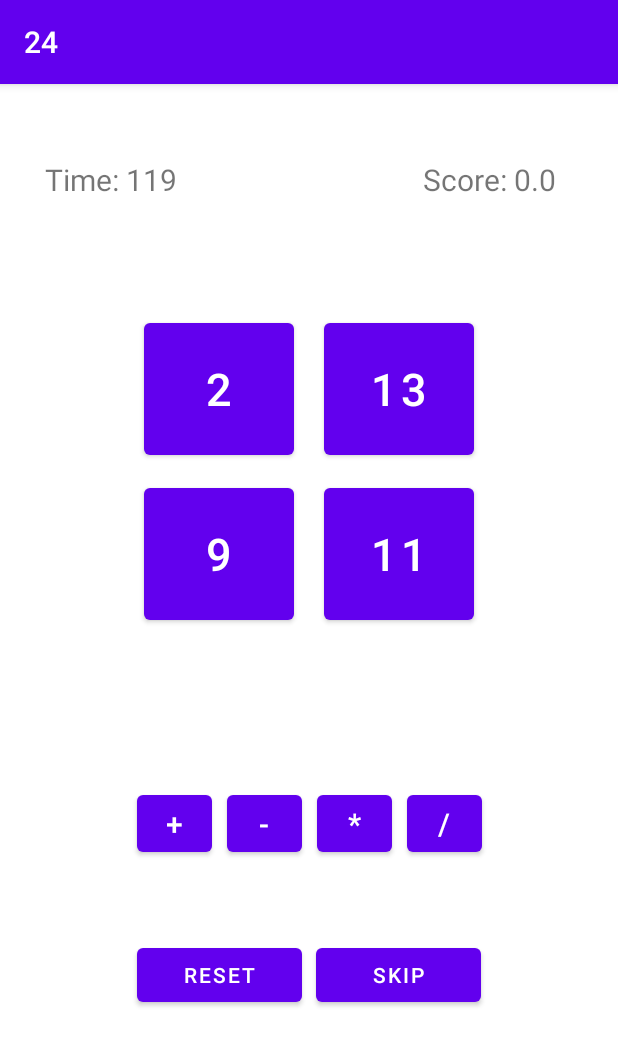
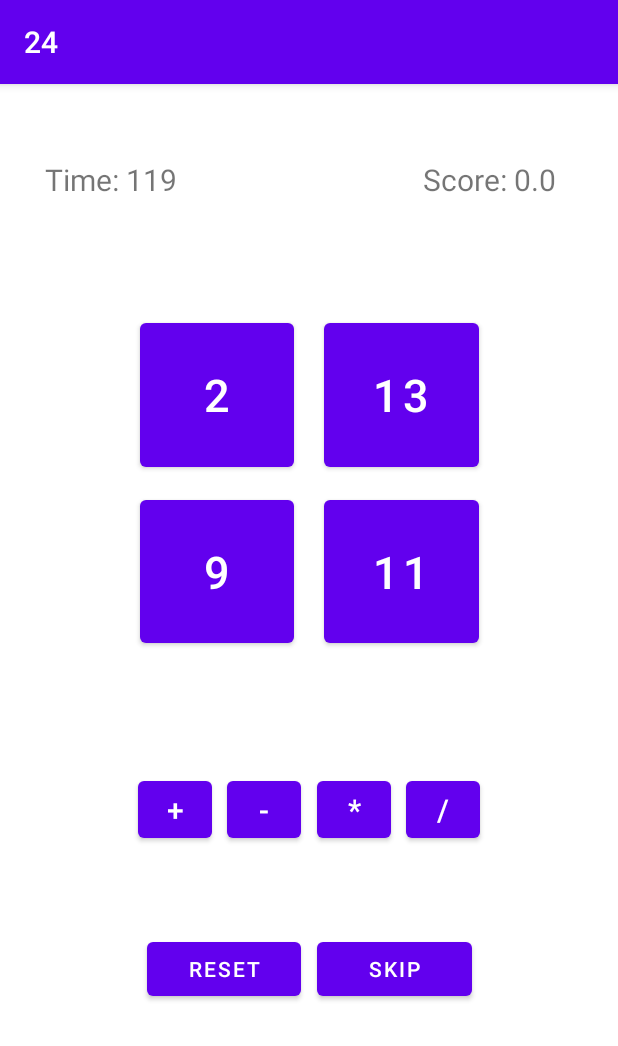
Before and after one commit to warrickhe/24, an Android app: the Standard screen opened directly, with no data from a screen before it, on a phone screen of 412 x 824 dp. Shown: the top 1046 px of the screen. Run offline under Robolectric (Android 15) with nearby library versions, the phone set to English and light mode, and no system bars.

Commit message:
Standard activity fixed
A huge issue in the current app is that it doesn't support large or small screens. The standard mode has been updated to support it, and future updates will be made to support screen sizes.

```diff
--- a/app/src/main/res/layout/activity_standard.xml
+++ b/app/src/main/res/layout/activity_standard.xml
@@ -8,31 +8,36 @@
 
     <Button
         android:id="@+id/num1"
-        android:layout_width="100dp"
-        android:layout_height="100dp"
+        android:layout_width="0dp"
+        app:layout_constraintWidth_percent="0.25"
+        android:layout_height="0dp"
+        app:layout_constraintHeight_percent="0.14"
         android:layout_marginEnd="10dp"
         android:layout_marginRight="10dp"
         android:text="99"
         android:textSize="30sp"
-        app:layout_constraintEnd_toStartOf="@+id/guideline2"
-        app:layout_constraintHeight_percent="0.2"
-        app:layout_constraintTop_toTopOf="@+id/guideline3" />
+        app:layout_constraintEnd_toStartOf="@+id/guideline1"
+        app:layout_constraintTop_toTopOf="@+id/guideline2"/>
 
     <Button
         android:id="@+id/num2"
-        android:layout_width="100dp"
-        android:layout_height="100dp"
+        android:layout_width="0dp"
+        app:layout_constraintWidth_percent="0.25"
+        android:layout_height="0dp"
+        app:layout_constraintHeight_percent="0.14"
         android:layout_marginStart="10dp"
         android:layout_marginLeft="10dp"
         android:text="99"
         android:textSize="30sp"
-        app:layout_constraintStart_toStartOf="@+id/guideline2"
-        app:layout_constraintTop_toTopOf="@+id/guideline3" />
+        app:layout_constraintStart_toStartOf="@+id/guideline1"
+        app:layout_constraintTop_toTopOf="@+id/guideline2" />
 
     <Button
         android:id="@+id/num3"
-        android:layout_width="100dp"
-        android:layout_height="100dp"
+        android:layout_width="0dp"
+        app:layout_constraintWidth_percent="0.25"
+        android:layout_height="0dp"
+        app:layout_constraintHeight_percent="0.14"
         android:layout_marginTop="10dp"
         android:text="99"
         android:textSize="30sp"
@@ -42,92 +47,93 @@
 
     <Button
         android:id="@+id/num4"
-        android:layout_width="100dp"
-        android:layout_height="100dp"
+        android:layout_width="0dp"
+        android:layout_height="0dp"
         android:layout_marginTop="10dp"
         android:text="99"
         android:textSize="30sp"
         app:backgroundTint="@color/purple_500"
         app:layout_constraintEnd_toEndOf="@+id/num2"
+        app:layout_constraintHeight_percent="0.14"
         app:layout_constraintStart_toStartOf="@+id/num2"
-        app:layout_constraintTop_toBottomOf="@+id/num2" />
+        app:layout_constraintTop_toBottomOf="@+id/num2"
+        app:layout_constraintWidth_percent="0.25" />
 
     <Button
         android:id="@+id/plusOpButton"
-        android:layout_width="50dp"
+        android:layout_width="0dp"
+        android:layout_height="50dp"
+        android:layout_marginTop="5dp"
+        android:layout_marginEnd="10dp"
+        android:layout_marginRight="10dp"
+        android:text="+"
+        android:textSize="20sp"
+        app:layout_constraintEnd_toStartOf="@+id/minusOpButton"
+        app:layout_constraintTop_toTopOf="@+id/guideline3"
+        app:layout_constraintWidth_percent="0.12" />
+
+    <Button
+        android:id="@+id/minusOpButton"
+        android:layout_width="0dp"
+        android:layout_height="50dp"
+        android:layout_marginTop="5dp"
+        android:layout_marginEnd="5dp"
+        android:layout_marginRight="5dp"
+        android:text="-"
+        android:textSize="20sp"
+        app:layout_constraintEnd_toStartOf="@+id/guideline1"
+        app:layout_constraintTop_toTopOf="@+id/guideline3"
+        app:layout_constraintWidth_percent="0.12" />
+
+    <Button
+        android:id="@+id/multiplyOpButton"
+        android:layout_width="0dp"
+        android:layout_height="50dp"
+        android:layout_marginStart="5dp"
+        android:layout_marginLeft="5dp"
+        android:layout_marginTop="5dp"
+        android:text="*"
+        android:textSize="20sp"
+        app:layout_constraintStart_toStartOf="@+id/guideline1"
+        app:layout_constraintTop_toTopOf="@+id/guideline3"
+        app:layout_constraintWidth_percent="0.12" />
+
+    <Button
+        android:id="@+id/divisionOpButton"
+        android:layout_width="0dp"
         android:layout_height="50dp"
         android:layout_marginStart="10dp"
         android:layout_marginLeft="10dp"
-        android:layout_marginBottom="250dp"
-        android:text="+"
-        android:textSize="20sp"
-        app:layout_constraintBottom_toBottomOf="parent"
-        app:layout_constraintEnd_toStartOf="@+id/minusOpButton"
-        app:layout_constraintStart_toStartOf="@+id/num3" />
-
-    <Button
-        android:id="@+id/minusOpButton"
-        android:layout_width="50dp"
-        android:layout_height="50dp"
-        android:layout_marginStart="10dp"
-        android:layout_marginLeft="10dp"
-        android:layout_marginEnd="10dp"
-        android:layout_marginRight="10dp"
-        android:layout_marginBottom="250dp"
-        android:text="-"
-        android:textSize="20sp"
-        app:layout_constraintBottom_toBottomOf="parent"
-        app:layout_constraintEnd_toEndOf="@+id/num3"
-        app:layout_constraintStart_toEndOf="@+id/plusOpButton" />
-
-    <Button
-        android:id="@+id/multiplyOpButton"
-        android:layout_width="50dp"
-        android:layout_height="50dp"
-        android:layout_marginStart="10dp"
-        android:layout_marginLeft="10dp"
-        android:layout_marginEnd="10dp"
-        android:layout_marginRight="10dp"
-        android:layout_marginBottom="250dp"
-        android:text="*"
-        android:textSize="20sp"
-        app:layout_constraintBottom_toBottomOf="parent"
-        app:layout_constraintEnd_toStartOf="@+id/divisionOpButton"
-        app:layout_constraintStart_toStartOf="@+id/num4" />
-
-    <Button
-        android:id="@+id/divisionOpButton"
-        android:layout_width="50dp"
-        android:layout_height="50dp"
-        android:layout_marginEnd="10dp"
-        android:layout_marginRight="10dp"
-        android:layout_marginBottom="250dp"
+        android:layout_marginTop="5dp"
         android:text="/"
         android:textSize="20sp"
-        app:layout_constraintBottom_toBottomOf="parent"
-        app:layout_constraintEnd_toEndOf="@+id/num4"
-        app:layout_constraintStart_toEndOf="@+id/multiplyOpButton" />
+        app:layout_constraintStart_toEndOf="@+id/multiplyOpButton"
+        app:layout_constraintTop_toTopOf="@+id/guideline3"
+        app:layout_constraintWidth_percent="0.12" />
 
     <Button
         android:id="@+id/reset"
-        android:layout_width="110dp"
+        android:layout_width="0dp"
         android:layout_height="wrap_content"
-        android:layout_marginBottom="150dp"
+        android:layout_marginTop="5dp"
+        android:layout_marginEnd="5dp"
+        android:layout_marginRight="5dp"
         android:text="Reset"
-        app:layout_constraintBottom_toBottomOf="parent"
-        app:layout_constraintEnd_toEndOf="@+id/minusOpButton"
-        app:layout_constraintStart_toStartOf="@+id/plusOpButton" />
+        app:layout_constraintEnd_toStartOf="@+id/guideline1"
+        app:layout_constraintTop_toTopOf="@+id/guideline4"
+        app:layout_constraintWidth_percent="0.25" />
 
     <Button
         android:id="@+id/skip"
-        android:layout_width="110dp"
+        android:layout_width="0dp"
         android:layout_height="wrap_content"
-        android:layout_marginBottom="150dp"
+        android:layout_marginStart="5dp"
+        android:layout_marginLeft="5dp"
+        android:layout_marginTop="5dp"
         android:text="Skip"
-        app:layout_constraintBottom_toBottomOf="parent"
-        app:layout_constraintEnd_toEndOf="@+id/divisionOpButton"
-        app:layout_constraintHorizontal_bias="0.294"
-        app:layout_constraintStart_toStartOf="@+id/multiplyOpButton" />
+        app:layout_constraintStart_toStartOf="@+id/guideline1"
+        app:layout_constraintTop_toTopOf="@+id/guideline4"
+        app:layout_constraintWidth_percent="0.25" />
 
     <TextView
         android:id="@+id/timeTV"
@@ -154,7 +160,7 @@
         app:layout_constraintTop_toTopOf="parent" />
 
     <androidx.constraintlayout.widget.Guideline
-        android:id="@+id/guideline2"
+        android:id="@+id/guideline1"
         android:layout_width="wrap_content"
         android:layout_height="wrap_content"
         android:orientation="vertical"
@@ -162,11 +168,26 @@
         app:layout_constraintGuide_percent="0.5" />
 
     <androidx.constraintlayout.widget.Guideline
-        android:id="@+id/guideline3"
+        android:id="@+id/guideline2"
         android:layout_width="wrap_content"
         android:layout_height="wrap_content"
         android:orientation="horizontal"
         app:layout_constraintGuide_begin="0dp"
         app:layout_constraintGuide_percent="0.2" />
 
+    <androidx.constraintlayout.widget.Guideline
+        android:id="@+id/guideline3"
+        android:layout_width="wrap_content"
+        android:layout_height="wrap_content"
+        android:orientation="horizontal"
+        app:layout_constraintGuide_begin="0dp"
+        app:layout_constraintGuide_percent="0.59" />
+
+    <androidx.constraintlayout.widget.Guideline
+        android:id="@+id/guideline4"
+        android:layout_width="wrap_content"
+        android:layout_height="wrap_content"
+        android:orientation="horizontal"
+        app:layout_constraintGuide_begin="0dp"
+        app:layout_constraintGuide_percent="0.73" />
 </androidx.constraintlayout.widget.ConstraintLayout>
```
Also changed, not shown: app/src/main/res/layout/activity_practice.xml (+6 -6 lines), app/src/main/res/layout/activity_test.xml (+10 -10 lines), app/src/main/res/layout/test_percent_standard.xml (renamed from app/src/main/res/layout/activity_hard.xml, +15 -25 lines).
